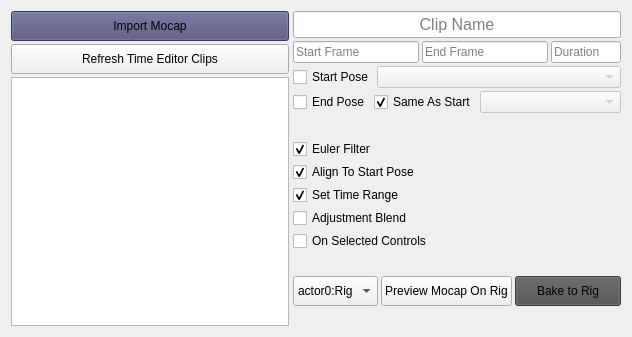
Above: mocap_clipper/ui/mocap_clipper_widget.ui from rBrenick/mocap-clipper before the change. Below: the same form after it.
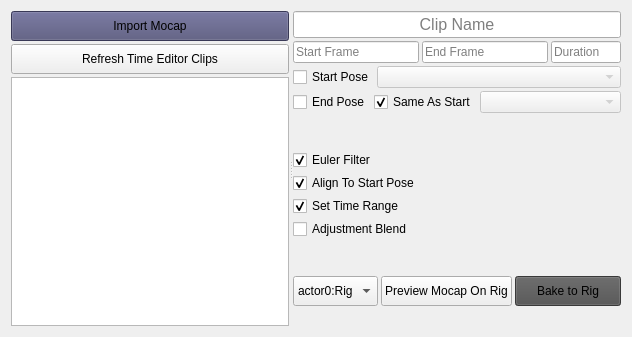
That is the form after the change.

Commit message: simplified options

What changed in the file:
```diff
--- a/mocap_clipper/ui/mocap_clipper_widget.ui
+++ b/mocap_clipper/ui/mocap_clipper_widget.ui
@@ -287,13 +287,6 @@
            </property>
           </widget>
          </item>
-         <item>
-          <widget class="QCheckBox" name="selected_controls_CHK">
-           <property name="text">
-            <string>On Selected Controls</string>
-           </property>
-          </widget>
-         </item>
          <item>
           <layout class="QVBoxLayout" name="project_settings_layout"/>
          </item>
```
The commit also changes 1 other file.
